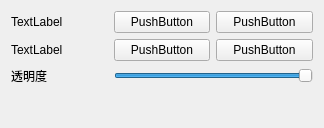
This is control.ui in Wel2018/impulse_visualizer as Qt 5 draws it before an edit. The edited form follows.
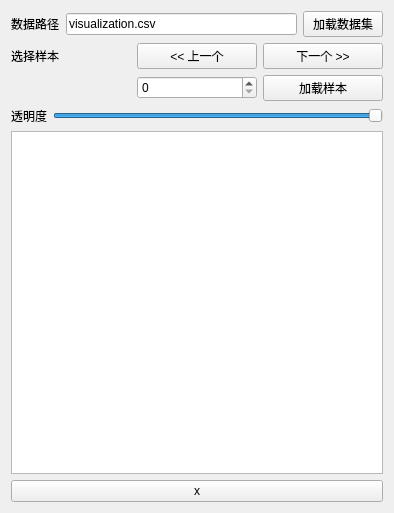
This is the edited form.

Commit message: 支持切换样本并显示

The edit to the form file:
```diff
--- a/control.ui
+++ b/control.ui
@@ -6,8 +6,8 @@
    <rect>
     <x>0</x>
     <y>0</y>
-    <width>324</width>
-    <height>128</height>
+    <width>394</width>
+    <height>513</height>
    </rect>
   </property>
   <property name="windowTitle">
@@ -15,57 +15,96 @@
   </property>
   <layout class="QGridLayout" name="gridLayout_2">
    <item row="0" column="0">
+    <layout class="QVBoxLayout" name="verticalLayout">
+     <item>
+      <layout class="QHBoxLayout" name="horizontalLayout">
+       <item>
+        <widget class="QLabel" name="label_4">
+         <property name="text">
+          <string>数据路径</string>
+         </property>
+        </widget>
+       </item>
+       <item>
+        <widget class="QLineEdit" name="lineEdit">
+         <property name="sizePolicy">
+          <sizepolicy hsizetype="Expanding" vsizetype="Fixed">
+           <horstretch>0</horstretch>
+           <verstretch>0</verstretch>
+          </sizepolicy>
+         </property>
+         <property name="text">
+          <string>visualization.csv</string>
+         </property>
+        </widget>
+       </item>
+       <item>
+        <widget class="QPushButton" name="btn_load_dataset">
+         <property name="sizePolicy">
+          <sizepolicy hsizetype="Minimum" vsizetype="Fixed">
+           <horstretch>0</horstretch>
+           <verstretch>0</verstretch>
+          </sizepolicy>
+         </property>
+         <property name="text">
+          <string>加载数据集</string>
+         </property>
+        </widget>
+       </item>
+      </layout>
+     </item>
+     <item>
     <layout class="QGridLayout" name="gridLayout">
-     <item row="0" column="0">
-      <widget class="QLabel" name="label_3">
-       <property name="text">
-        <string>TextLabel</string>
-       </property>
-      </widget>
-     </item>
      <item row="0" column="1">
       <widget class="QPushButton" name="pushButton">
        <property name="text">
-        <string>PushButton</string>
+          <string>&lt;&lt; 上一个</string>
        </property>
       </widget>
      </item>
      <item row="0" column="2">
       <widget class="QPushButton" name="pushButton_2">
        <property name="text">
-        <string>PushButton</string>
+          <string>下一个 &gt;&gt;</string>
+         </property>
+        </widget>
+       </item>
+       <item row="1" column="2">
+        <widget class="QPushButton" name="btn_load_sample">
+         <property name="text">
+          <string>加载样本</string>
        </property>
       </widget>
      </item>
      <item row="1" column="0">
       <widget class="QLabel" name="label_2">
        <property name="text">
-        <string>TextLabel</string>
+          <string/>
+         </property>
+        </widget>
+       </item>
+       <item row="0" column="0">
+        <widget class="QLabel" name="label_3">
+         <property name="text">
+          <string>选择样本</string>
        </property>
       </widget>
      </item>
      <item row="1" column="1">
-      <widget class="QPushButton" name="pushButton_3">
-       <property name="text">
-        <string>PushButton</string>
-       </property>
-      </widget>
-     </item>
-     <item row="1" column="2">
-      <widget class="QPushButton" name="pushButton_4">
-       <property name="text">
-        <string>PushButton</string>
-       </property>
-      </widget>
+        <widget class="QSpinBox" name="spinBox"/>
+       </item>
+      </layout>
      </item>
-     <item row="2" column="0">
+     <item>
+      <layout class="QHBoxLayout" name="horizontalLayout_2">
+       <item>
       <widget class="QLabel" name="label">
        <property name="text">
         <string>透明度</string>
        </property>
       </widget>
      </item>
-     <item row="2" column="1" colspan="2">
+       <item>
       <widget class="QSlider" name="opacity">
        <property name="maximum">
         <number>100</number>
@@ -83,18 +122,17 @@
      </item>
     </layout>
    </item>
+    </layout>
+   </item>
    <item row="1" column="0">
-    <spacer name="verticalSpacer">
-     <property name="orientation">
-      <enum>Qt::Orientation::Vertical</enum>
+    <widget class="QTextEdit" name="txt_log"/>
+   </item>
+   <item row="2" column="0">
+    <widget class="QPushButton" name="btn_clean">
+     <property name="text">
+      <string>x</string>
      </property>
-     <property name="sizeHint" stdset="0">
-      <size>
-       <width>20</width>
-       <height>40</height>
-      </size>
-     </property>
-    </spacer>
+    </widget>
    </item>
   </layout>
  </widget>
```
Left out of the diff: 4 changed lines with no effect on the pictures. Lines whose indentation alone changed are shown as unchanged. The commit also changes 2 other files.
